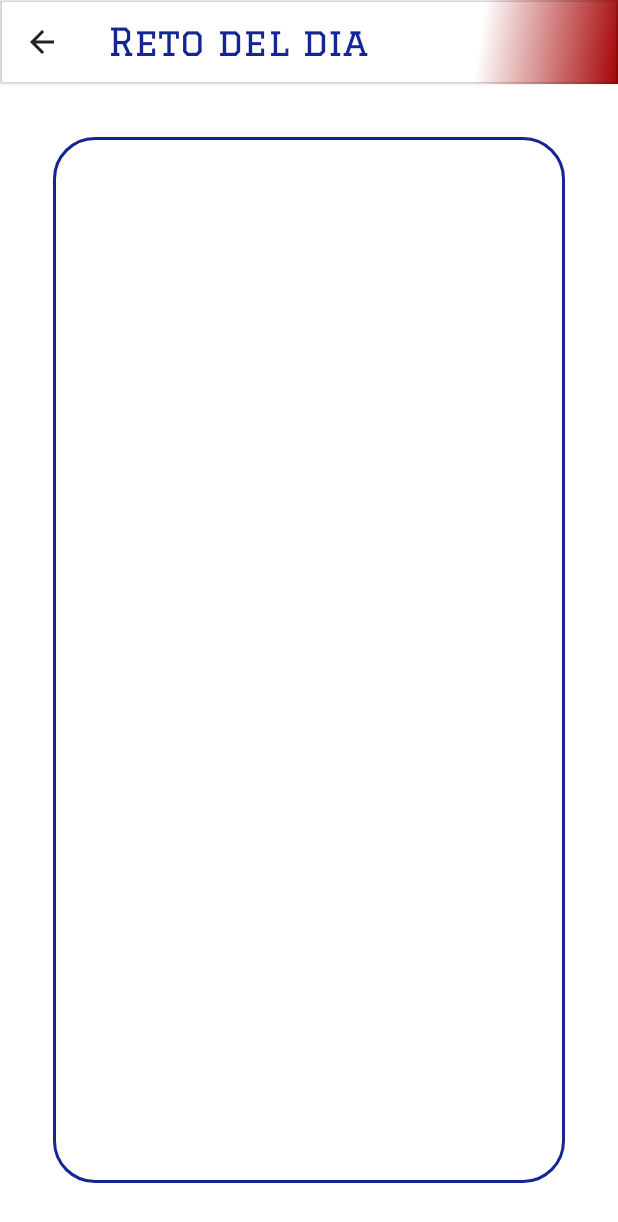
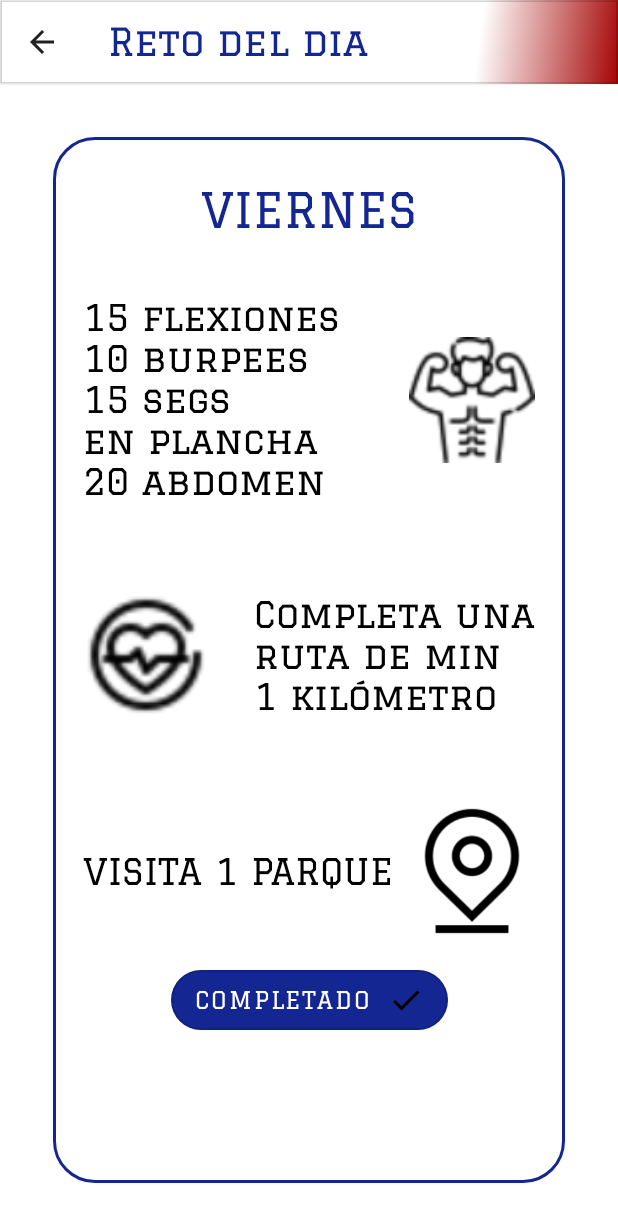
Before and after one commit to FabianeloV/Slan2023App, an Android app built with Jetpack Compose: the ChallengeScreen screen opened through its navigation route, on a phone screen of 412 x 824 dp. Shown: the top 1222 px of the screen. Run offline under Robolectric (Android 15) with nearby library versions, the phone set to English and light mode, and no system bars; our stand-ins replace Firebase (no records; nobody signed in at launch, a user with empty details on screens opened directly).

Commit message:
06/30/2023

```diff
--- a/app/src/main/java/com/example/prototiposlan/Textos.kt
+++ b/app/src/main/java/com/example/prototiposlan/Textos.kt
@@ -1,6 +1,6 @@
 package com.example.prototiposlan
 
-public class Textos {
+class Textos {
     val textoCuenca = "La ciudad lleva el nombre de\n" +
             "Santa Ana de los 4 Ríos de\n" +
             "Cuenca en honor a la ciudad\n" +
@@ -17,4 +17,16 @@ public class Textos {
     val textoUCuenca = "Creada por decreto legislativo del 15 de octubre de 1867 bajo la presidencia de Jerónimo Carrión y Palacio, la Universidad de Cuenca se denominó inicialmente Corporación Universitaria del Azuay con las facultades de Jurisprudencia, de Medicina y Farmacia, de Filosofía y Literatura y de Teología. Su primer rector fue el abogado y político ecuatoriano Benigno Malo.\n" +
             "\n" +
             "En 1868, se crearon las cátedras de Química Industrial, Botánica, Zoología, Geología, Ingeniería, Litografía y Grabado, bajo la conducción de profesores alemanes. A raíz de esto, se creó en 1890 la Facultad de Ciencias. En 1897, después de la Revolución Liberal, se reconoció a la entonces Corporación Universitaria del Azuay como Universidad del Azuay."
+
+    val mondayChallenge1 = "15 flexiones\n" +
+            "10 burpees\n" +
+            "15 segs \n" +
+            "en plancha\n" +
+            "20 abdomen"
+
+    val mondayChallenge2 = "Completa una\n" +
+            "ruta de min\n" +
+            "1 kilómetro"
+
+    val mondayChallenge3 = "VISITA 1 PARQUE"
 }
--- a/app/src/main/java/com/example/prototiposlan/screens/ChallengeScreen.kt
+++ b/app/src/main/java/com/example/prototiposlan/screens/ChallengeScreen.kt
@@ -1,21 +1,42 @@
 package com.example.prototiposlan.screens
 
+import android.widget.Toast
 import androidx.compose.foundation.BorderStroke
+import androidx.compose.foundation.Image
 import androidx.compose.foundation.border
 import androidx.compose.foundation.layout.Arrangement
 import androidx.compose.foundation.layout.Column
+import androidx.compose.foundation.layout.Row
+import androidx.compose.foundation.layout.Spacer
 import androidx.compose.foundation.layout.fillMaxSize
+import androidx.compose.foundation.layout.fillMaxWidth
 import androidx.compose.foundation.layout.padding
+import androidx.compose.foundation.layout.size
+import androidx.compose.foundation.shape.CircleShape
+import androidx.compose.material.ButtonDefaults
+import androidx.compose.material.Icon
+import androidx.compose.material.OutlinedButton
 import androidx.compose.material.Scaffold
+import androidx.compose.material.Text
+import androidx.compose.material.icons.Icons
+import androidx.compose.material.icons.filled.Done
+import androidx.compose.material.icons.outlined.Done
 import androidx.compose.runtime.Composable
 import androidx.compose.ui.Alignment
 import androidx.compose.ui.Modifier
+import androidx.compose.ui.graphics.Color
+import androidx.compose.ui.res.painterResource
 import androidx.compose.ui.tooling.preview.Preview
 import androidx.compose.ui.unit.dp
+import androidx.compose.ui.unit.sp
 import androidx.navigation.NavController
+import com.example.prototiposlan.R
+import com.example.prototiposlan.Textos
 import com.example.prototiposlan.viewModels.DaysViewModel
 import com.example.prototiposlan.ui.theme.Shapes
 import com.example.prototiposlan.ui.theme.darkblue
+import com.example.prototiposlan.ui.theme.darkred
+import com.example.prototiposlan.ui.theme.graduateFont
 
 @Composable
 fun ChallengeScreen(
@@ -39,13 +60,97 @@ fun ChallengeBody() {
             .padding(35.dp)
             .border(shape = Shapes.small, border = BorderStroke(2.dp, color = darkblue))
     ) {
+        Text(
+            text = "VIERNES",
+            fontSize = 32.sp,
+            fontFamily = graduateFont,
+            modifier = Modifier.padding(top = 30.dp),
+            color = darkblue
+        )
         ChallengeBox(viewModel)
     }
 }
 
 @Composable
 fun ChallengeBox(viewModel: DaysViewModel) {
+    val challenges = Textos()
     Column(modifier = Modifier.fillMaxSize(), horizontalAlignment = Alignment.CenterHorizontally) {
+        Challenge(challenges.mondayChallenge1, R.drawable.musculoso)
 
+        InvertedChallenge(challenge = challenges.mondayChallenge2, icon = R.drawable.hearth)
+
+        Challenge(challenge = challenges.mondayChallenge3, icon = R.drawable.pin)
+
+        PointsButton()
     }
 }
+
+@Composable
+fun Challenge(challenge: String, icon: Int) {
+    Row(
+        verticalAlignment = Alignment.CenterVertically,
+        horizontalArrangement = Arrangement.SpaceBetween,
+        modifier = Modifier
+            .padding(20.dp)
+            .fillMaxWidth()
+    ) {
+        Text(
+            text = challenge,
+            fontSize = 24.sp,
+            fontFamily = graduateFont,
+            modifier = Modifier.padding(top = 20.dp)
+        )
+        Image(
+            painter = painterResource(id = icon),
+            contentDescription = null,
+            modifier = Modifier
+                .padding(top = 20.dp)
+                .size(84.dp)
+        )
+    }
+}
+
+@Composable
+fun InvertedChallenge(challenge: String, icon: Int){
+    Row(
+        verticalAlignment = Alignment.CenterVertically,
+        horizontalArrangement = Arrangement.SpaceBetween,
+        modifier = Modifier
+            .padding(20.dp)
+            .fillMaxWidth()
+    ) {
+        Image(
+            painter = painterResource(id = icon),
+            contentDescription = null,
+            modifier = Modifier
+                .padding(top = 20.dp)
+                .size(84.dp)
+        )
+        Text(
+            text = challenge,
+            fontSize = 24.sp,
+            fontFamily = graduateFont,
+            modifier = Modifier.padding(top = 20.dp)
+        )
+    }
+}
+
+@Composable
+fun PointsButton(){
+
+    OutlinedButton(
+        onClick = {  },
+        colors = ButtonDefaults.buttonColors(backgroundColor = darkblue),
+        shape = CircleShape
+    ) {
+        Text(
+            text = "COMPLETADO",
+            color = Color.White,
+            fontSize = 16.sp,
+            fontFamily = graduateFont)
+
+        Spacer(modifier = Modifier.padding(5.dp))
+
+        Icon(imageVector = Icons.Filled.Done, contentDescription = null)
+    }
+}
--- a/app/src/main/java/com/example/prototiposlan/screens/LoginScreen.kt
+++ b/app/src/main/java/com/example/prototiposlan/screens/LoginScreen.kt
@@ -21,7 +21,11 @@ import androidx.compose.ui.Alignment
 import androidx.compose.ui.Modifier
 import androidx.compose.ui.graphics.Brush
 import androidx.compose.ui.graphics.Color
+import androidx.compose.ui.graphics.ImageBitmap
+import androidx.compose.ui.graphics.ImageShader
+import androidx.compose.ui.graphics.ShaderBrush
 import androidx.compose.ui.platform.LocalContext
+import androidx.compose.ui.res.imageResource
 import androidx.compose.ui.res.painterResource
 import androidx.compose.ui.text.input.KeyboardType
 import androidx.compose.ui.text.input.PasswordVisualTransformation
@@ -75,7 +79,7 @@ fun LoginScreen(
     Column(
         modifier = Modifier
             .fillMaxSize()
-            .background(gradient)
+            .background(ShaderBrush(ImageShader(ImageBitmap.imageResource(id = R.drawable.background))))
             .padding(top = 40.dp),
         horizontalAlignment = Alignment.CenterHorizontally
     ) {
```
Also changed, not shown: app/src/main/java/com/example/prototiposlan/screens/MapScreen.kt (+45 -7 lines), app/src/main/java/com/example/prototiposlan/viewModels/MapviewModel.kt (+68 -1 lines), app/src/main/res/drawable/background.png (added), app/src/main/res/drawable/hearth.png (added), app/src/main/res/drawable/musculoso.png (added), app/src/main/res/drawable/pin.png (added).
